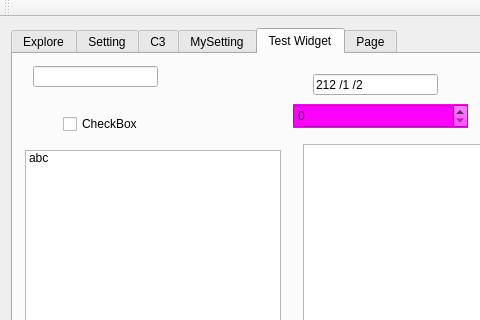
huangatone/Mac_Qt, file MyTool/mainwindow.ui: the form before one commit; both pictures show x 0 to 480 and y 0 to 320 of the 608 by 482 pixel window.
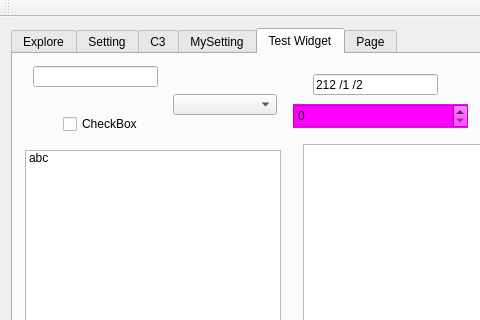
The form after the commit. Icons and pictures are not drawn. Custom widgets are drawn as their Qt base class.

The edit to the form file:
```diff
--- a/MyTool/mainwindow.ui
+++ b/MyTool/mainwindow.ui
@@ -185,6 +185,19 @@
          <string/>
         </property>
        </widget>
+       <widget class="QComboBox" name="comboBox_2">
+        <property name="geometry">
+         <rect>
+          <x>160</x>
+          <y>40</y>
+          <width>104</width>
+          <height>21</height>
+         </rect>
+        </property>
+        <property name="maxVisibleItems">
+         <number>11</number>
+        </property>
+       </widget>
       </widget>
       <widget class="QWidget" name="tab_6">
        <attribute name="title">
```
